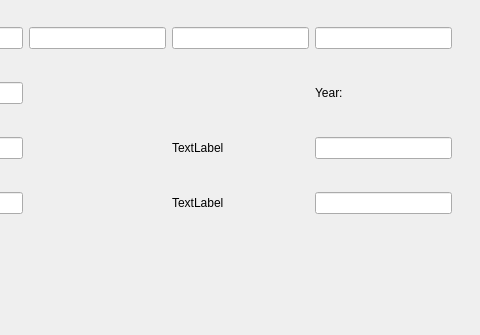
Above: ui/HullTab.ui from VermassenJonas/BOWShips before the change; both pictures show x 309 to 789 and y 0 to 335 of the 899 by 641 pixel window. Below: the same form after it.
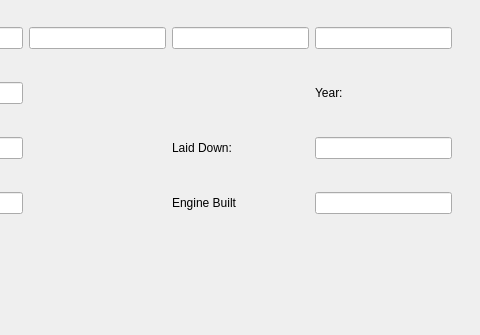
That is the form after the change.

What changed in the file:
```diff
--- a/ui/HullTab.ui
+++ b/ui/HullTab.ui
@@ -56,7 +56,10 @@
     <item row="3" column="4">
      <widget class="QLabel" name="label_6">
       <property name="text">
-       <string>TextLabel</string>
+       <string>Engine Built</string>
+      </property>
+      <property name="buddy">
+       <cstring>lineEdit</cstring>
       </property>
      </widget>
     </item>
@@ -88,7 +91,10 @@
     <item row="2" column="4">
      <widget class="QLabel" name="label_5">
       <property name="text">
-       <string>TextLabel</string>
+       <string>Laid Down:</string>
+      </property>
+      <property name="buddy">
+       <cstring>lineEdit_9</cstring>
       </property>
      </widget>
     </item>
```
Left out of the diff: 29 changed lines with no effect on the pictures.
